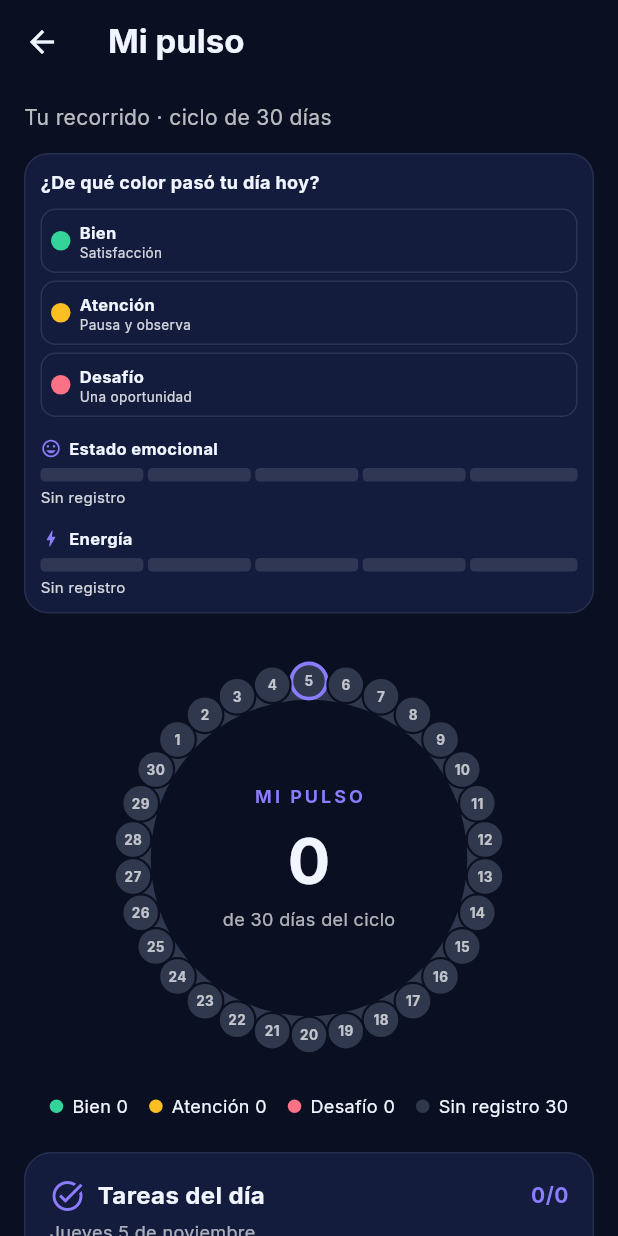
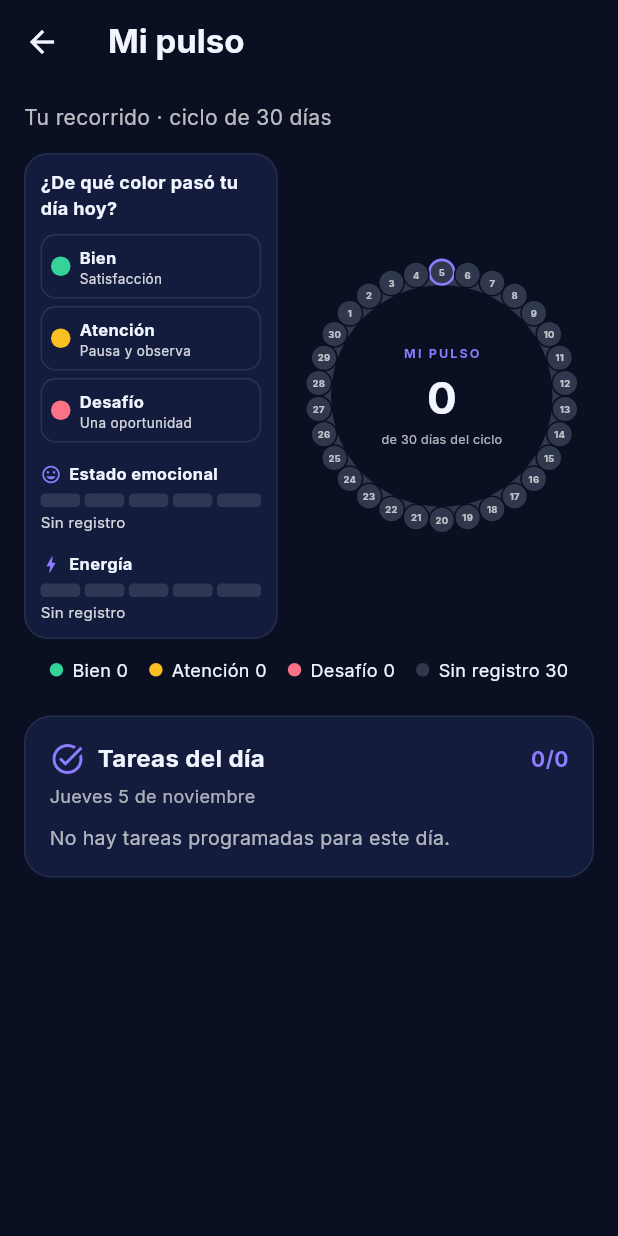
Before and after one commit to villadiegorodrigo7-coder/neuroplan-ai, a Flutter app: the MiPulsoScreen screen opened directly, on a phone screen of 412 x 824 dp. Run offline on Flutter 3.47's test engine with Material 3 defaults, Android fonts, the phone set to English and light mode, and no system bars; our stand-ins replace flutter_tts, google_fonts, shared_preferences, speech_to_text, supabase_flutter; accounts and stored records are empty; network calls fail.

Commit message:
Ajustar Mi Pulso para mostrar semáforo a la izquierda del anillo

```diff
--- a/lib/screens/mi_pulso_screen.dart
+++ b/lib/screens/mi_pulso_screen.dart
@@ -140,23 +140,20 @@ class _MiPulsoScreenState extends State<MiPulsoScreen> {
           ? const Center(child: CircularProgressIndicator())
           : LayoutBuilder(
               builder: (context, constraints) {
-                final compacto = constraints.maxWidth < 430;
-                final resumen = compacto
-                    ? Column(
-                        children: [
-                          _panelIndicadores(scheme),
-                          const SizedBox(height: 18),
-                          _anillo(scheme),
-                        ],
-                      )
-                    : Row(
-                        crossAxisAlignment: CrossAxisAlignment.center,
-                        children: [
-                          Expanded(child: _panelIndicadores(scheme)),
-                          const SizedBox(width: 10),
-                          SizedBox(width: 290, child: _anillo(scheme)),
-                        ],
-                      );
+                final resumen = Row(
+                  crossAxisAlignment: CrossAxisAlignment.center,
+                  children: [
+                    Expanded(flex: 5, child: _panelIndicadores(scheme)),
+                    const SizedBox(width: 8),
+                    Expanded(
+                      flex: 6,
+                      child: FittedBox(
+                        fit: BoxFit.contain,
+                        child: _anillo(scheme),
+                      ),
+                    ),
+                  ],
+                );
                 return ListView(
                   padding: const EdgeInsets.fromLTRB(16, 12, 16, 28),
                   children: [
```
